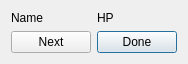
First picture: the form in trackform.ui, repository MarcoTz/initTracker, before the edit.
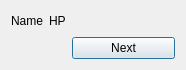
Second picture: the form after the edit.

Commit message: fixed some layout issues added status line

Patch:
```diff
--- a/trackform.ui
+++ b/trackform.ui
@@ -7,27 +7,13 @@
     <x>0</x>
     <y>0</y>
     <width>186</width>
-    <height>43</height>
+    <height>60</height>
    </rect>
   </property>
   <property name="windowTitle">
    <string>Track</string>
   </property>
   <layout class="QGridLayout" name="gridLayout">
-   <item row="1" column="1">
-    <widget class="QPushButton" name="doneButton">
-     <property name="text">
-      <string>Done</string>
-     </property>
-    </widget>
-   </item>
-   <item row="1" column="0">
-    <widget class="QPushButton" name="nextButton">
-     <property name="text">
-      <string>Next</string>
-     </property>
-    </widget>
-   </item>
    <item row="0" column="0">
     <widget class="QLabel" name="nameLabel">
      <property name="text">
@@ -42,6 +28,26 @@
      </property>
     </widget>
    </item>
+   <item row="0" column="2">
+    <spacer name="horizontalSpacer">
+     <property name="orientation">
+      <enum>Qt::Horizontal</enum>
+     </property>
+     <property name="sizeHint" stdset="0">
+      <size>
+       <width>40</width>
+       <height>20</height>
+      </size>
+     </property>
+    </spacer>
+   </item>
+   <item row="1" column="2">
+    <widget class="QPushButton" name="nextButton">
+     <property name="text">
+      <string>Next</string>
+     </property>
+    </widget>
+   </item>
   </layout>
  </widget>
  <resources/>
```
The commit also changes 6 other files.
